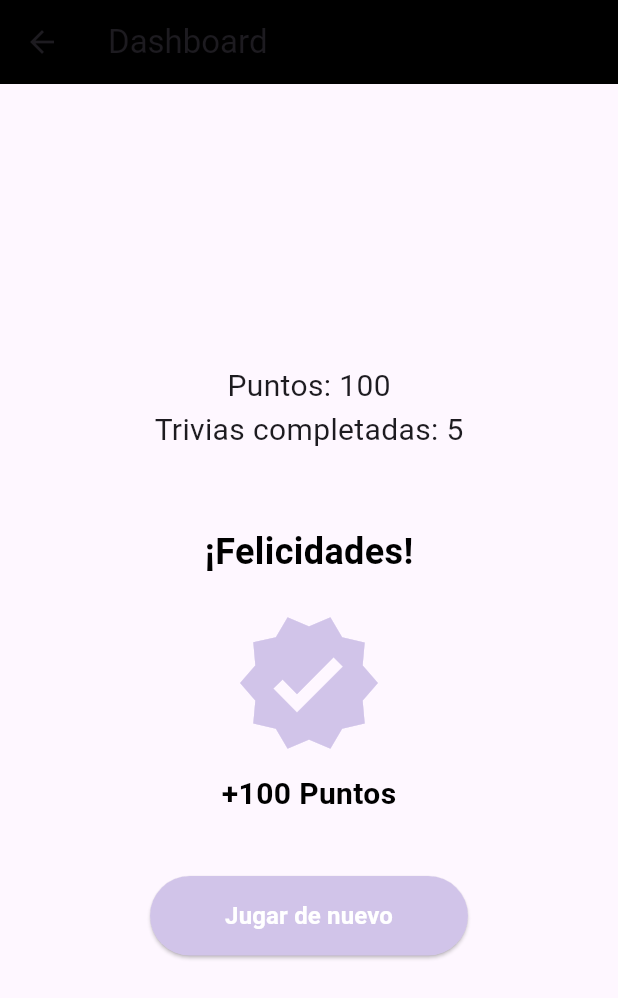
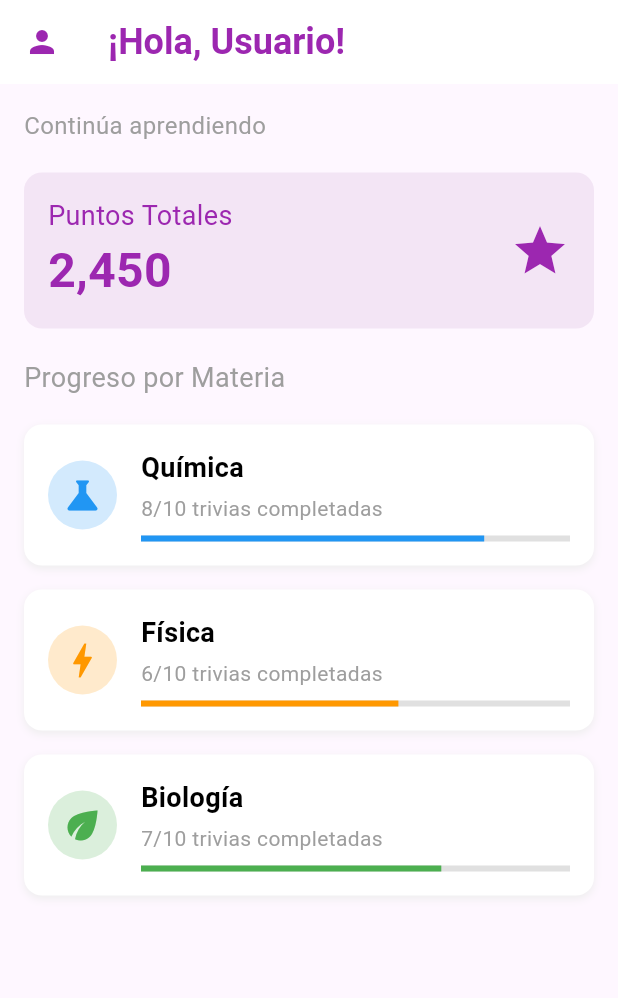
Before and after one commit to KarlaCajas/ProyecEmpren, a Flutter app: the DashboardView screen opened by its route, on a phone screen of 412 x 824 dp. Shown: the top 998 px of the screen. Run offline on Flutter 3.47's test engine with Material 3 defaults, Android fonts, the phone set to English and light mode, and no system bars; accounts and stored records are empty.

Commit message:
cambios2

```diff
--- a/lib/views/dashboard/dashboard_view.dart
+++ b/lib/views/dashboard/dashboard_view.dart
@@ -11,65 +11,131 @@ class DashboardView extends StatelessWidget {
 
     return Scaffold(
       appBar: AppBar(
-        title: Text('Dashboard'),
-        backgroundColor: Colors.black,
+        backgroundColor: Colors.white,
+        elevation: 0,
+        leading: IconButton(
+          icon: Icon(Icons.person, color: Colors.purple),
+          onPressed: () {},
         ),
-      body: Center(
+        title: Text(
+          '¡Hola, Usuario!',
+          style: TextStyle(
+              color: Colors.purple, fontSize: 24, fontWeight: FontWeight.bold),
+        ),
+      ),
+      body: Padding(
+        padding: const EdgeInsets.all(16.0),
         child: Column(
-          mainAxisAlignment: MainAxisAlignment.center,
+          crossAxisAlignment: CrossAxisAlignment.start,
           children: [
             Text(
-              'Puntos: ${progress.points}',
-              style: TextStyle(fontSize: 20),
+              'Continúa aprendiendo',
+              style: TextStyle(color: Colors.grey, fontSize: 16),
+            ),
+            const SizedBox(height: 20),
+            Container(
+              padding: EdgeInsets.all(16),
+              decoration: BoxDecoration(
+                color: Colors.purple.shade50,
+                borderRadius: BorderRadius.circular(12),
+              ),
+              child: Row(
+                mainAxisAlignment: MainAxisAlignment.spaceBetween,
+                children: [
+                  Column(
+                    crossAxisAlignment: CrossAxisAlignment.start,
+                    children: [
+                      Text(
+                        'Puntos Totales',
+                        style: TextStyle(color: Colors.purple, fontSize: 18),
                       ),
                       Text(
-              'Trivias completadas: ${progress.completedTrivia}',
-              style: TextStyle(fontSize: 20),
+                        '2,450',
+                        style: TextStyle(
+                            color: Colors.purple,
+                            fontSize: 32,
+                            fontWeight: FontWeight.bold),
                       ),
-            SizedBox(height: 50), // Espacio antes del diseño de felicitación
-            Text(
-              '¡Felicidades!',
-              style: TextStyle(
-                fontSize: 24,
-                fontWeight: FontWeight.bold,
-                color: Colors.black,
+                    ],
+                  ),
+                  Icon(Icons.star, color: Colors.purple, size: 40),
+                ],
               ),
             ),
-            SizedBox(height: 20),
-            Icon(
-              Icons.verified,
-              size: 100,
-              color: Color(0xFFD1C4E9), // Color morado pastel bajo
+            const SizedBox(height: 20),
+            Text(
+              'Progreso por Materia',
+              style: TextStyle(color: Colors.grey, fontSize: 18),
             ),
-            SizedBox(height: 10),
-            Text(
-              '+${progress.points} Puntos',
-              style: TextStyle(
-                fontSize: 20,
-                fontWeight: FontWeight.bold,
-                color: Colors.black,
+            const SizedBox(height: 10),
+            Expanded(
+              child: ListView(
+                children: [
+                  _buildProgressCard('Química', '8/10 trivias completadas', 0.8,
+                      Icons.science, Colors.blue),
+                  _buildProgressCard('Física', '6/10 trivias completadas', 0.6,
+                      Icons.bolt, Colors.orange),
+                  _buildProgressCard('Biología', '7/10 trivias completadas',
+                      0.7, Icons.eco, Colors.green),
+                ],
               ),
             ),
-            SizedBox(height: 40),
-            ElevatedButton(
-              onPressed: () {
-                // Acción al presionar "Jugar de nuevo"
-                Navigator.pop(context);
-              },
-              style: ElevatedButton.styleFrom(
-                backgroundColor: Color(0xFFD1C4E9), // Color morado pastel bajo
-                shape: RoundedRectangleBorder(
-                  borderRadius: BorderRadius.circular(30.0),
+          ],
         ),
-                padding: EdgeInsets.symmetric(vertical: 15, horizontal: 50),
       ),
-              child: Text(
-                'Jugar de nuevo',
+    );
+  }
+
+  Widget _buildProgressCard(String title, String subtitle, double progress,
+      IconData icon, Color iconColor) {
+    return Padding(
+      padding: const EdgeInsets.symmetric(vertical: 8.0),
+      child: Container(
+        padding: EdgeInsets.all(16),
+        decoration: BoxDecoration(
+          color: Colors.white,
+          borderRadius: BorderRadius.circular(12),
+          boxShadow: [
+            BoxShadow(
+                color: Colors.grey.shade200,
+                blurRadius: 4,
+                offset: Offset(0, 2))
+          ],
+        ),
+        child: Row(
+          children: [
+            Container(
+              padding: EdgeInsets.all(8),
+              decoration: BoxDecoration(
+                color: iconColor.withOpacity(0.2),
+                shape: BoxShape.circle,
+              ),
+              child: Icon(icon, color: iconColor, size: 30),
+            ),
+            const SizedBox(width: 16),
+            Expanded(
+              child: Column(
+                crossAxisAlignment: CrossAxisAlignment.start,
+                children: [
+                  Text(
+                    title,
                     style: TextStyle(
-                  fontSize: 16,
-                  color: Colors.white,
+                        fontSize: 18,
                         fontWeight: FontWeight.bold,
+                        color: Colors.black),
                   ),
+                  const SizedBox(height: 4),
+                  Text(
+                    subtitle,
+                    style: TextStyle(fontSize: 14, color: Colors.grey),
+                  ),
+                  const SizedBox(height: 8),
+                  LinearProgressIndicator(
+                    value: progress,
+                    color: iconColor,
+                    backgroundColor: Colors.grey.shade300,
+                  ),
+                ],
               ),
             ),
           ],
--- a/lib/views/gamificacion/gamification_info_view.dart
+++ b/lib/views/gamificacion/gamification_info_view.dart
@@ -5,6 +5,8 @@ void main() {
 }
 
 class MyApp extends StatelessWidget {
+  const MyApp({super.key});
+
   @override
   Widget build(BuildContext context) {
     return MaterialApp(
--- a/lib/views/trivia/biology_trivia_view.dart
+++ b/lib/views/trivia/biology_trivia_view.dart
@@ -4,6 +4,8 @@ import 'package:url_launcher/url_launcher.dart';
 
 class BiologyTriviaView extends StatelessWidget {
   final BiologyTriviaController controller = BiologyTriviaController();
+
+  BiologyTriviaView({super.key});
 
   @override
   Widget build(BuildContext context) {
@@ -17,7 +19,8 @@ class BiologyTriviaView extends StatelessWidget {
           ),
         ),
         elevation: 0,
-        backgroundColor: Color(0xFFFB9C9C), // Mismo color que el botón de biología
+        backgroundColor:
+            Color(0xFFFB9C9C), // Mismo color que el botón de biología
         foregroundColor: Colors.white,
         centerTitle: true,
       ),
@@ -41,7 +44,8 @@ class BiologyTriviaView extends StatelessWidget {
                 'Abrir Simulador de Biología',
                 style: TextStyle(fontSize: 18, fontWeight: FontWeight.bold),
               ),
-              onPressed: () => _launchURL('https://phet.colorado.edu/es/simulations/filter?subjects=biology&type=html'),
+              onPressed: () => _launchURL(
+                  'https://phet.colorado.edu/es/simulations/filter?subjects=biology&type=html'),
             ),
             SizedBox(height: 20),
             Expanded(
@@ -78,30 +82,41 @@ class BiologyTriviaView extends StatelessWidget {
                               padding: const EdgeInsets.symmetric(vertical: 5),
                               child: ElevatedButton(
                                 style: ElevatedButton.styleFrom(
-                                  backgroundColor: Colors.green, // Background color
+                                  backgroundColor:
+                                      Colors.green, // Background color
                                   foregroundColor: Colors.white, // Text color
-                                  minimumSize: Size(double.infinity, 50), // Full width button
+                                  minimumSize: Size(
+                                      double.infinity, 50), // Full width button
                                 ),
                                 onPressed: () {
-                                  final isCorrect = controller.checkAnswer(question, option);
-                                  ScaffoldMessenger.of(context).showSnackBar(SnackBar(
+                                  final isCorrect =
+                                      controller.checkAnswer(question, option);
+                                  ScaffoldMessenger.of(context)
+                                      .showSnackBar(SnackBar(
                                     content: Row(
                                       children: [
                                         Icon(
-                                          isCorrect ? Icons.check_circle : Icons.error,
-                                          color: isCorrect ? Colors.green : Colors.red,
+                                          isCorrect
+                                              ? Icons.check_circle
+                                              : Icons.error,
+                                          color: isCorrect
+                                              ? Colors.green
+                                              : Colors.red,
                                         ),
                                         SizedBox(width: 10),
-                                        Text(isCorrect ? '¡Correcto!' : 'Incorrecto'),
+                                        Text(isCorrect
+                                            ? '¡Correcto!'
+                                            : 'Incorrecto'),
                                       ],
                                     ),
-                                    backgroundColor: isCorrect ? Colors.green : Colors.red,
+                                    backgroundColor:
+                                        isCorrect ? Colors.green : Colors.red,
                                   ));
                                 },
                                 child: Text(option),
                               ),
                             );
-                          }).toList(),
+                          }),
                         ],
                       ),
                     ),
--- a/lib/views/trivia/chemistry_trivia_view.dart
+++ b/lib/views/trivia/chemistry_trivia_view.dart
@@ -79,11 +79,12 @@ class ChemistryTriviaView extends StatelessWidget {
                     ...question.options.map((option) {
                       return Padding(
                         padding: const EdgeInsets.only(bottom: 12.0),
-                        child: Container(
+                        child: SizedBox(
                           width: double.infinity,
                           child: ElevatedButton(
                             onPressed: () {
-                              final isCorrect = controller.checkAnswer(question, option);
+                              final isCorrect =
+                                  controller.checkAnswer(question, option);
                               _showResultSnackbar(context, isCorrect);
                             },
                             style: ElevatedButton.styleFrom(
@@ -112,7 +113,7 @@ class ChemistryTriviaView extends StatelessWidget {
                           ),
                         ),
                       );
-                    }).toList(),
+                    }),
                   ],
                 ),
               ),
--- a/lib/views/trivia/physics_trivia_view.dart
+++ b/lib/views/trivia/physics_trivia_view.dart
@@ -79,11 +79,12 @@ class PhysicsTriviaView extends StatelessWidget {
                     ...question.options.map((option) {
                       return Padding(
                         padding: const EdgeInsets.only(bottom: 12.0),
-                       child: Container(
+                        child: SizedBox(
                           width: double.infinity,
                           child: ElevatedButton(
                             onPressed: () {
-                             final isCorrect = controller.checkAnswer(question, option);
+                              final isCorrect =
+                                  controller.checkAnswer(question, option);
                               _showResultSnackbar(context, isCorrect);
                             },
                             style: ElevatedButton.styleFrom(
@@ -112,7 +113,7 @@ class PhysicsTriviaView extends StatelessWidget {
                           ),
                         ),
                       );
-                   }).toList(),
+                    }),
                   ],
                 ),
               ),
--- a/lib/views/trivia/subject_selection_view.dart
+++ b/lib/views/trivia/subject_selection_view.dart
@@ -60,7 +60,7 @@ class SubjectSelectionView extends StatelessWidget {
     required String route,
     required Color color,
   }) {
-    return Container(
+    return SizedBox(
       width: double.infinity,
       height: 80,
       child: ElevatedButton(
--- a/lib/views/trivia_view.dart
+++ b/lib/views/trivia_view.dart
@@ -2,6 +2,8 @@ import 'package:flutter/material.dart';
 import '../models/trivia.dart';
 
 class TriviaView extends StatefulWidget {
+  const TriviaView({super.key});
+
   @override
   _TriviaViewState createState() => _TriviaViewState();
 }
@@ -11,7 +13,8 @@ class _TriviaViewState extends State<TriviaView> {
   int _score = 0;
 
   void _answerQuestion(String selectedAnswer) {
-    if (selectedAnswer == triviaQuestions[_currentQuestionIndex].correctAnswer) {
+    if (selectedAnswer ==
+        triviaQuestions[_currentQuestionIndex].correctAnswer) {
       _score++;
     }
     setState(() {
@@ -34,12 +37,14 @@ class _TriviaViewState extends State<TriviaView> {
                     style: TextStyle(fontSize: 20, fontWeight: FontWeight.bold),
                   ),
                   SizedBox(height: 20),
-                  ...triviaQuestions[_currentQuestionIndex].options.map((option) {
+                  ...triviaQuestions[_currentQuestionIndex]
+                      .options
+                      .map((option) {
                     return ElevatedButton(
                       onPressed: () => _answerQuestion(option),
                       child: Text(option),
                     );
-                  }).toList(),
+                  }),
                 ],
               ),
             )
```
Lines whose indentation alone changed are shown as unchanged.
